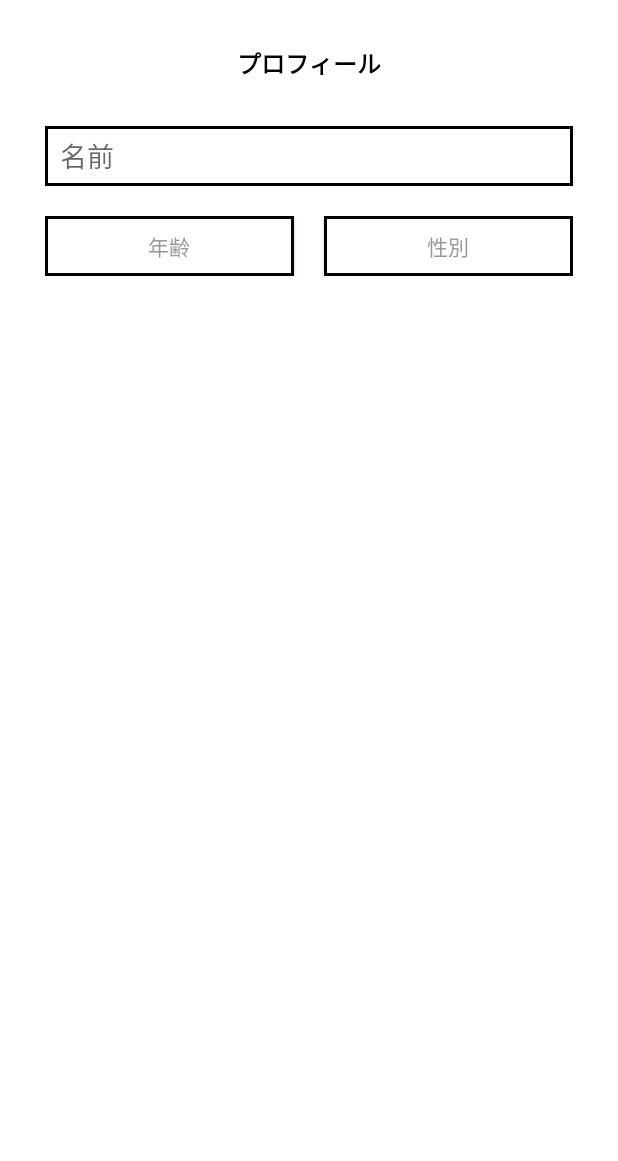
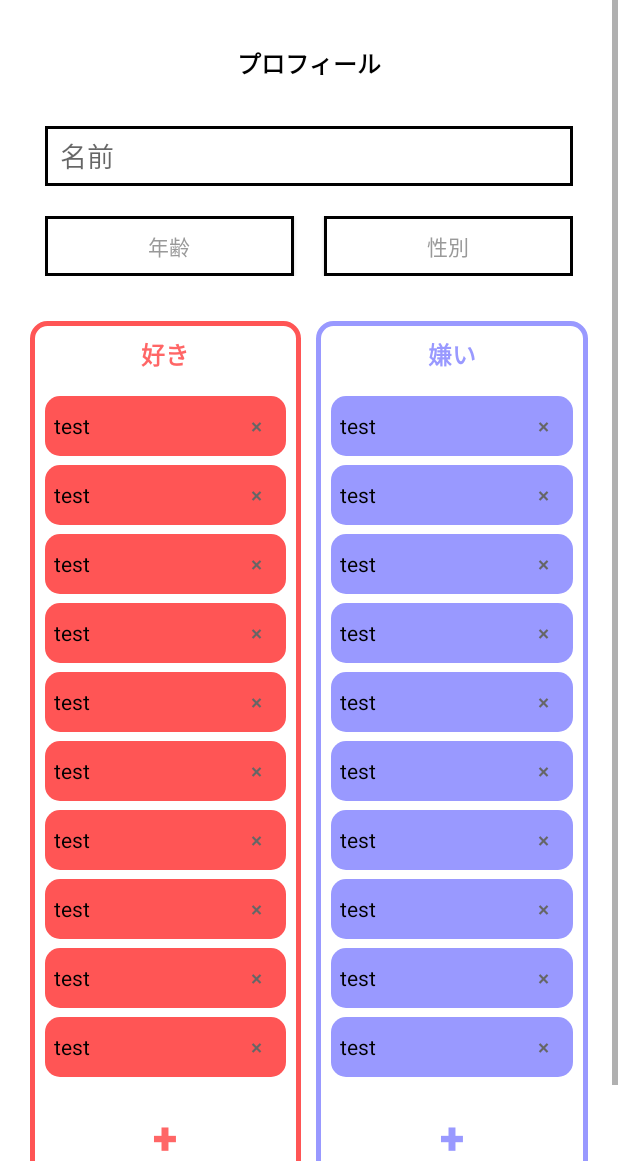
Before and after one commit to Icchi-dev/Icchi, an Android app: the fragment ProfileFragment shown on its own in the app's theme, on a phone screen of 412 x 824 dp, the part 75-1236 px from its top. Run offline under Robolectric (Android 15) with nearby library versions, the phone set to English and light mode, and no system bars.

Commit message:
プロフィール画面を作成

```diff
--- a/Android/app/src/main/java/leapfrog_inc/icchi/Fragment/Profile/ProfileFragment.java
+++ b/Android/app/src/main/java/leapfrog_inc/icchi/Fragment/Profile/ProfileFragment.java
@@ -7,6 +7,7 @@ import android.view.LayoutInflater;
 import android.view.View;
 import android.view.ViewGroup;
 import android.widget.Button;
+import android.widget.LinearLayout;
 
 import leapfrog_inc.icchi.Fragment.BaseFragment;
 import leapfrog_inc.icchi.Parts.AlertUtility;
@@ -35,6 +36,31 @@ public class ProfileFragment extends BaseFragment {
                 onClickGender();
             }
         });
+
+        final LinearLayout likeContentsLayout = (LinearLayout)view.findViewById(R.id.likeContentsBaseLayout);
+        for (int i = 0; i < 10; i++) {
+            final View layout = LayoutInflater.from(getActivity()).inflate(R.layout.layout_profile_contents, null);
+            ((Button)layout.findViewById(R.id.deleteButton)).setOnClickListener(new View.OnClickListener() {
+                @Override
+                public void onClick(View view) {
+                    likeContentsLayout.removeView(layout);
+                }
+            });
+            likeContentsLayout.addView(layout);
+        }
+
+        final LinearLayout hateContentsLayout = (LinearLayout)view.findViewById(R.id.hateContentsBaseLayout);
+        for (int i = 0; i < 10; i++) {
+            final View layout = LayoutInflater.from(getActivity()).inflate(R.layout.layout_profile_contents, null);
+            ((LinearLayout)layout.findViewById(R.id.baseLayout)).setBackgroundResource(R.layout.shape_profile_hatecontents);
+            ((Button)layout.findViewById(R.id.deleteButton)).setOnClickListener(new View.OnClickListener() {
+                @Override
+                public void onClick(View view) {
+                    hateContentsLayout.removeView(layout);
+                }
+            });
+            hateContentsLayout.addView(layout);
+        }
 
         return view;
     }
--- a/Android/app/src/main/res/layout/fragment_profile.xml
+++ b/Android/app/src/main/res/layout/fragment_profile.xml
@@ -85,13 +85,87 @@
                 android:orientation="horizontal"
                 android:layout_marginTop="30dp"
                 android:layout_marginLeft="20dp"
-                android:layout_marginRight="20dp">
+                android:layout_marginRight="20dp"
+                android:layout_marginBottom="20dp">
 
                 <LinearLayout
                     android:layout_width="0dp"
                     android:layout_weight="1"
                     android:layout_height="wrap_content"
-                    android:orientation="vertical">
+                    android:orientation="vertical"
+                    android:background="@layout/shape_profile_likebase">
+                    <TextView
+                        android:layout_width="wrap_content"
+                        android:layout_height="wrap_content"
+                        android:text="好き"
+                        android:textSize="16dp"
+                        android:textStyle="bold"
+                        android:textColor="#f66"
+                        android:layout_gravity="center_horizontal"
+                        android:layout_marginTop="10dp"/>
+                    <LinearLayout
+                        android:id="@+id/likeContentsBaseLayout"
+                        android:layout_width="match_parent"
+                        android:layout_height="wrap_content"
+                        android:orientation="vertical"
+                        android:layout_marginTop="10dp"
+                        android:layout_marginLeft="10dp"
+                        android:layout_marginRight="10dp">
+
+                    </LinearLayout>
+
+                    <Button
+                        android:layout_width="60dp"
+                        android:layout_height="60dp"
+                        android:text="+"
+                        android:textSize="30dp"
+                        android:textStyle="bold"
+                        android:textColor="#f66"
+                        android:background="#0000"
+                        android:layout_gravity="center_horizontal"
+                        android:layout_marginTop="10dp"
+                        android:layout_marginBottom="20dp"/>
+
+                </LinearLayout>
+
+                <LinearLayout
+                    android:layout_width="0dp"
+                    android:layout_weight="1"
+                    android:layout_height="wrap_content"
+                    android:orientation="vertical"
+                    android:background="@layout/shape_profile_hatebase"
+                    android:layout_marginLeft="10dp">
+                    <TextView
+                        android:layout_width="wrap_content"
+                        android:layout_height="wrap_content"
+                        android:text="嫌い"
+                        android:textSize="16dp"
+                        android:textStyle="bold"
+                        android:textColor="#99f"
+                        android:layout_gravity="center_horizontal"
+                        android:layout_marginTop="10dp"/>
+                    <LinearLayout
+                        android:id="@+id/hateContentsBaseLayout"
+                        android:layout_width="match_parent"
+                        android:layout_height="wrap_content"
+                        android:orientation="vertical"
+                        android:layout_marginTop="10dp"
+                        android:layout_marginLeft="10dp"
+                        android:layout_marginRight="10dp">
+
+                    </LinearLayout>
+
+                    <Button
+                        android:layout_width="60dp"
+                        android:layout_height="60dp"
+                        android:text="+"
+                        android:textSize="30dp"
+                        android:textStyle="bold"
+                        android:textColor="#99f"
+                        android:background="#0000"
+                        android:layout_gravity="center_horizontal"
+                        android:layout_marginTop="10dp"
+                        android:layout_marginBottom="20dp"/>
 
                 </LinearLayout>
 
--- /dev/null
+++ b/Android/app/src/main/res/layout/layout_profile_contents.xml
@@ -0,0 +1,36 @@
+<?xml version="1.0" encoding="utf-8"?>
+<LinearLayout xmlns:android="http://schemas.android.com/apk/res/android"
+    android:layout_width="match_parent"
+    android:layout_height="wrap_content"
+    android:orientation="vertical">
+
+    <View
+        android:layout_width="match_parent"
+        android:layout_height="6dp"
+        android:background="#0000"/>
+
+    <LinearLayout
+        android:id="@+id/baseLayout"
+        android:layout_width="match_parent"
+        android:layout_height="wrap_content"
+        android:orientation="horizontal"
+        android:background="@layout/shape_profile_likecontents">
+        <TextView
+            android:layout_width="0dp"
+            android:layout_weight="1"
+            android:layout_height="wrap_content"
+            android:text="test"
+            android:textColor="#000"
+            android:textSize="14dp"
+            android:layout_marginLeft="6dp"/>
+
+        <Button
+            android:id="@+id/deleteButton"
+            android:layout_width="40dp"
+            android:layout_height="40dp"
+            android:text="×"
+            android:textSize="14dp"
+            android:textColor="#666"
+            android:background="#0000"/>
+    </LinearLayout>
+</LinearLayout>
--- /dev/null
+++ b/Android/app/src/main/res/layout/shape_profile_hatebase.xml
@@ -0,0 +1,12 @@
+<?xml version="1.0" encoding="utf-8"?>
+<shape xmlns:android="http://schemas.android.com/apk/res/android"
+    android:shape="rectangle"
+    android:layout_width="match_parent"
+    android:layout_height="match_parent">
+
+    <solid android:color="#fff" />
+    <corners android:radius="10dp" />
+    <stroke
+        android:width="3dp"
+        android:color="#99f" />
+</shape>
--- /dev/null
+++ b/Android/app/src/main/res/layout/shape_profile_hatecontents.xml
@@ -0,0 +1,9 @@
+<?xml version="1.0" encoding="utf-8"?>
+<shape xmlns:android="http://schemas.android.com/apk/res/android"
+    android:shape="rectangle"
+    android:layout_width="match_parent"
+    android:layout_height="match_parent">
+
+    <solid android:color="#99f" />
+    <corners android:radius="10dp" />
+</shape>
--- /dev/null
+++ b/Android/app/src/main/res/layout/shape_profile_likebase.xml
@@ -0,0 +1,12 @@
+<?xml version="1.0" encoding="utf-8"?>
+<shape xmlns:android="http://schemas.android.com/apk/res/android"
+    android:shape="rectangle"
+    android:layout_width="match_parent"
+    android:layout_height="match_parent">
+
+    <solid android:color="#fff" />
+    <corners android:radius="10dp" />
+    <stroke
+        android:width="3dp"
+        android:color="#f55" />
+</shape>
--- /dev/null
+++ b/Android/app/src/main/res/layout/shape_profile_likecontents.xml
@@ -0,0 +1,9 @@
+<?xml version="1.0" encoding="utf-8"?>
+<shape xmlns:android="http://schemas.android.com/apk/res/android"
+    android:shape="rectangle"
+    android:layout_width="match_parent"
+    android:layout_height="match_parent">
+
+    <solid android:color="#f55" />
+    <corners android:radius="10dp" />
+</shape>
```
